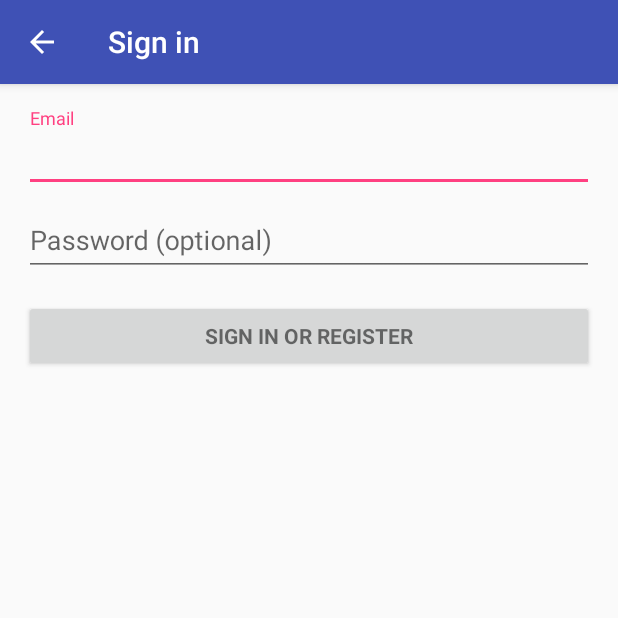
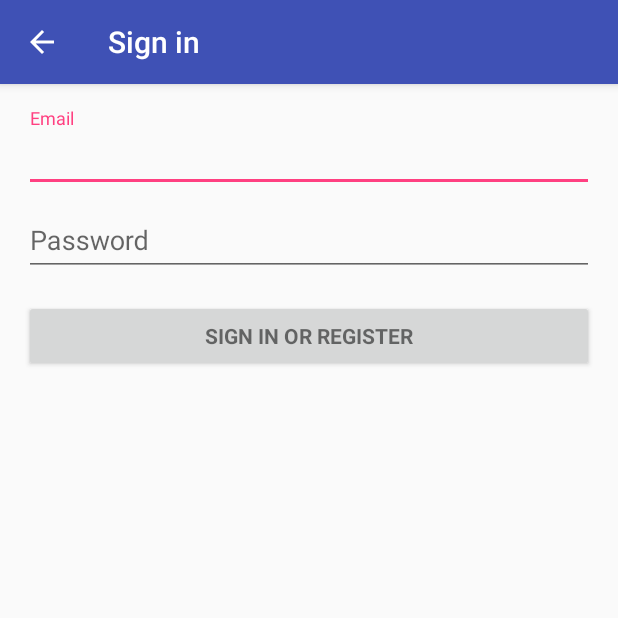
Before and after one commit to GeXand/RestaurantAdvisor, an Android app: the LoginActivity screen opened directly, with no data from a screen before it, on a phone screen of 412 x 824 dp, the top half of it. Run offline under Robolectric (Android 15) with nearby library versions, the phone set to English and light mode, and no system bars; 2 statements that could not run were skipped.

Commit message:
Changed hint text on login page

```diff
--- a/app/src/main/res/layout/activity_login.xml
+++ b/app/src/main/res/layout/activity_login.xml
@@ -54,7 +54,7 @@
                     android:id="@+id/password"
                     android:layout_width="match_parent"
                     android:layout_height="wrap_content"
-                    android:hint="@string/prompt_password"
+                    android:hint="Password"
                     android:imeActionId="6"
                     android:imeActionLabel="@string/action_sign_in_short"
                     android:imeOptions="actionUnspecified"
```
